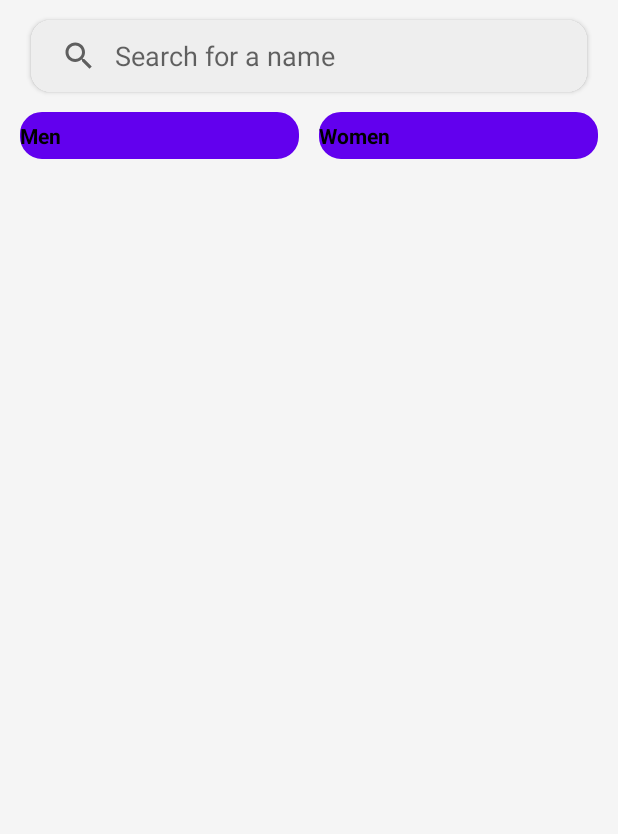
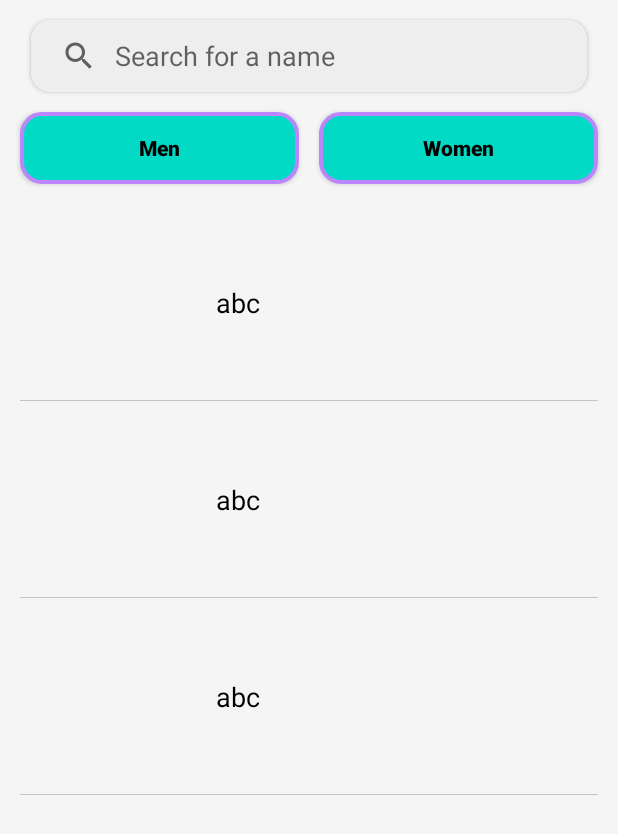
Before and after one commit to amitmahaseth/RandomUsers, an Android app: the layout activity_main.xml on its own in the app's theme, with its tools: preview values and no code run, on a phone screen of 412 x 824 dp. Shown: the top 834 px of the screen. Run offline under Robolectric (Android 15) with nearby library versions, the phone set to English and light mode, and no system bars.

Commit message:
2nd commit

```diff
--- a/app/src/main/AndroidManifest.xml
+++ b/app/src/main/AndroidManifest.xml
@@ -18,6 +18,9 @@
         android:theme="@style/Theme.RandomUsers"
         tools:targetApi="31">
         <activity
+            android:name=".UserDetailsActivity"
+            android:exported="false" />
+        <activity
             android:name=".MainActivity"
             android:exported="true">
             <intent-filter>
--- a/app/src/main/java/com/example/randomusers/Util/Constant.kt
+++ b/app/src/main/java/com/example/randomusers/Util/Constant.kt
@@ -2,6 +2,7 @@ package com.example.randomusers.Util
 
 class Constant {
     companion object{
+        val SINGLEUSERDATA="single_user_data"
         val NETWORK_NOT_AVAILABLE="Internet Not Available"
         val SOMETHING_WENT_WRONG="Something went wrong"
         val BASE_URL="https://randomuser.me"
--- /dev/null
+++ b/app/src/main/java/com/example/randomusers/model/Clicklistener.kt
@@ -0,0 +1,5 @@
+package com.example.randomusers.model
+
+interface Clicklistener {
+    fun onItemClicked(position:Int)
+}
--- a/app/src/main/java/com/example/randomusers/model/RandomUserListResponse.kt
+++ b/app/src/main/java/com/example/randomusers/model/RandomUserListResponse.kt
@@ -2,7 +2,7 @@ package com.example.randomusers.model
 
 data class RandomUserListResponse(
     val info: Info,
-    val results: List<Result>
+    val results: ArrayList<Result>
 )
 
 data class Info(
--- a/app/src/main/java/com/example/randomusers/network/ApiInterface.kt
+++ b/app/src/main/java/com/example/randomusers/network/ApiInterface.kt
@@ -9,6 +9,7 @@ import retrofit2.http.Query
 interface ApiInterface {
 
     @GET(Constant.USERDATA)
-    suspend fun getUserdata(@Query("results")results:Int):Response<RandomUserListResponse>
+    suspend fun getUserdata(@Query("results")results:Int, @Query("gender")gender:String
+    ):Response<RandomUserListResponse>
 
 }
--- a/app/src/main/java/com/example/randomusers/viewModel/UserDataVM.kt
+++ b/app/src/main/java/com/example/randomusers/viewModel/UserDataVM.kt
@@ -16,14 +16,14 @@ class UserDataVM(var mContext: Context) : ViewModel() {
 
     var apiInterface = ServiceClient.apiClient().create(ApiInterface::class.java)
 
-    suspend fun getUsersDataVM(result: Int): LiveData<RandomUserListResponse> {
+    suspend fun getUsersDataVM(result: Int, gender: String): LiveData<RandomUserListResponse> {
         val mutableLiveData = MutableLiveData<RandomUserListResponse>()
 
         if (mContext.isInternetAvailable()) {
 
             try {
                 Extensions.showProgess(mContext)
-                var response = apiInterface.getUserdata(result)
+                var response = apiInterface.getUserdata(result, gender)
                 if (response.code() == 200) {
                     Extensions.stopProgress()
                     mutableLiveData.postValue(response.body())
--- a/app/src/main/res/drawable/stroke_button.xml
+++ b/app/src/main/res/drawable/stroke_button.xml
@@ -1,6 +1,6 @@
 <shape xmlns:android="http://schemas.android.com/apk/res/android"
     android:shape="rectangle">
-    <solid android:color="@color/light_gray" />
+    <solid android:color="@color/teal_200" />
     <stroke android:color="@color/purple_200"/>
     <stroke android:width="@dimen/_2sdp"/>
     <corners android:radius="@dimen/_10sdp" />
--- a/app/src/main/res/layout/activity_main.xml
+++ b/app/src/main/res/layout/activity_main.xml
@@ -19,7 +19,7 @@
         app:layout_constraintTop_toTopOf="parent">
 
         <androidx.appcompat.widget.SearchView
-            android:id="@+id/searchViewLanguages"
+            android:id="@+id/searchView"
             android:layout_width="match_parent"
             android:layout_height="match_parent"
             android:background="#EEEEEE"
@@ -28,7 +28,7 @@
             app:queryHint="Search for a name" />
     </androidx.cardview.widget.CardView>
 
-    <com.google.android.material.button.MaterialButton
+    <androidx.appcompat.widget.AppCompatButton
         android:id="@+id/btn_men"
         android:layout_width="0dp"
         android:layout_height="wrap_content"
@@ -38,6 +38,8 @@
         android:text="@string/men"
         android:textAllCaps="false"
         android:textColor="@color/black"
+        android:elevation="@dimen/_5sdp"
+        android:shadowColor="@color/black"
         android:textStyle="bold"
         app:cornerRadius="@dimen/_5sdp"
         app:layout_constraintEnd_toStartOf="@+id/btn_women"
@@ -45,7 +47,7 @@
         app:layout_constraintTop_toBottomOf="@+id/cardSearch" />
 
 
-    <com.google.android.material.button.MaterialButton
+    <androidx.appcompat.widget.AppCompatButton
         android:id="@+id/btn_women"
         android:layout_width="0dp"
         android:layout_height="wrap_content"
@@ -55,6 +57,8 @@
         android:background="@drawable/stroke_button"
         android:text="@string/women"
         android:textAllCaps="false"
+        android:elevation="@dimen/_5sdp"
+        android:shadowColor="@color/black"
         android:textColor="@color/black"
         android:textStyle="bold"
         app:cornerRadius="@dimen/_5sdp"
@@ -68,6 +72,9 @@
         android:layout_marginHorizontal="@dimen/_10sdp"
         android:layout_marginTop="@dimen/_10sdp"
         android:layout_marginBottom="@dimen/_10sdp"
+        tools:listitem="@layout/user_list"
+        android:id="@+id/rvUserList"
+        app:layoutManager="androidx.recyclerview.widget.LinearLayoutManager"
         app:layout_constraintBottom_toBottomOf="parent"
         app:layout_constraintEnd_toEndOf="parent"
         app:layout_constraintStart_toStartOf="parent"
--- /dev/null
+++ b/app/src/main/res/layout/user_list.xml
@@ -0,0 +1,53 @@
+<?xml version="1.0" encoding="utf-8"?>
+<androidx.constraintlayout.widget.ConstraintLayout xmlns:android="http://schemas.android.com/apk/res/android"
+    xmlns:app="http://schemas.android.com/apk/res-auto"
+    android:layout_width="match_parent"
+    android:layout_height="wrap_content">
+
+    <androidx.constraintlayout.widget.ConstraintLayout
+        android:layout_width="match_parent"
+        android:layout_height="wrap_content"
+        android:id="@+id/CLUserList"
+        android:layout_marginStart="@dimen/_10sdp"
+        android:layout_marginTop="@dimen/_10sdp"
+        app:layout_constraintEnd_toEndOf="parent"
+        android:layout_marginEnd="@dimen/_10sdp"
+        app:layout_constraintStart_toStartOf="parent"
+        app:layout_constraintTop_toTopOf="parent">
+
+        <de.hdodenhof.circleimageview.CircleImageView
+            android:id="@+id/iUserProfile"
+            android:layout_width="@dimen/_80sdp"
+            android:layout_height="@dimen/_80sdp"
+            app:layout_constraintBottom_toBottomOf="parent"
+            app:layout_constraintStart_toStartOf="parent"
+            app:layout_constraintTop_toTopOf="parent" />
+
+        <androidx.appcompat.widget.AppCompatTextView
+            android:id="@+id/tvUserName"
+            android:layout_width="0dp"
+            android:layout_height="wrap_content"
+            android:layout_marginStart="@dimen/_10sdp"
+            android:layout_marginEnd="@dimen/_10sdp"
+            android:gravity="start"
+            android:text="abc"
+            android:textColor="@color/black"
+            android:textSize="@dimen/_14ssp"
+            app:layout_constraintBottom_toBottomOf="parent"
+            app:layout_constraintEnd_toEndOf="parent"
+            app:layout_constraintStart_toEndOf="@+id/iUserProfile"
+            app:layout_constraintTop_toTopOf="parent" />
+
+
+    </androidx.constraintlayout.widget.ConstraintLayout>
+
+    <View
+        android:id="@+id/userListView"
+        android:layout_width="match_parent"
+        android:layout_height="0.5dp"
+        android:layout_marginTop="@dimen/_10sdp"
+        android:background="@color/view_color"
+        app:layout_constraintEnd_toEndOf="parent"
+        app:layout_constraintStart_toStartOf="parent"
+        app:layout_constraintTop_toBottomOf="@id/CLUserList" />
+</androidx.constraintlayout.widget.ConstraintLayout>
--- a/app/src/main/res/values/colors.xml
+++ b/app/src/main/res/values/colors.xml
@@ -9,4 +9,5 @@
     <color name="white">#FFFFFFFF</color>
 
     <color name="light_gray">#F5F5F5</color>
+    <color name="view_color">#C4C4C4</color>
 </resources>
--- a/app/src/main/res/values/strings.xml
+++ b/app/src/main/res/values/strings.xml
@@ -2,4 +2,10 @@
     <string name="app_name">RandomUsers</string>
     <string name="women">Women</string>
     <string name="men">Men</string>
+    <string name="name">Name:-</string>
+    <string name="gender">Gender:-</string>
+    <string name="address">Address:-</string>
+    <string name="dob">DOB:-</string>
+    <string name="country">Country:-</string>
+    <string name="number">Number:-</string>
 </resources>
```
Also changed, not shown: app/build.gradle (+12 -0 lines), app/src/main/java/com/example/randomusers/MainActivity.kt (+90 -4 lines), app/src/main/java/com/example/randomusers/UserDetailsActivity.kt (added, +47 -0 lines), app/src/main/java/com/example/randomusers/adapter/UserListAdapter.kt (added, +91 -0 lines), app/src/main/res/layout/activity_user_details.xml (added, +225 -0 lines).
